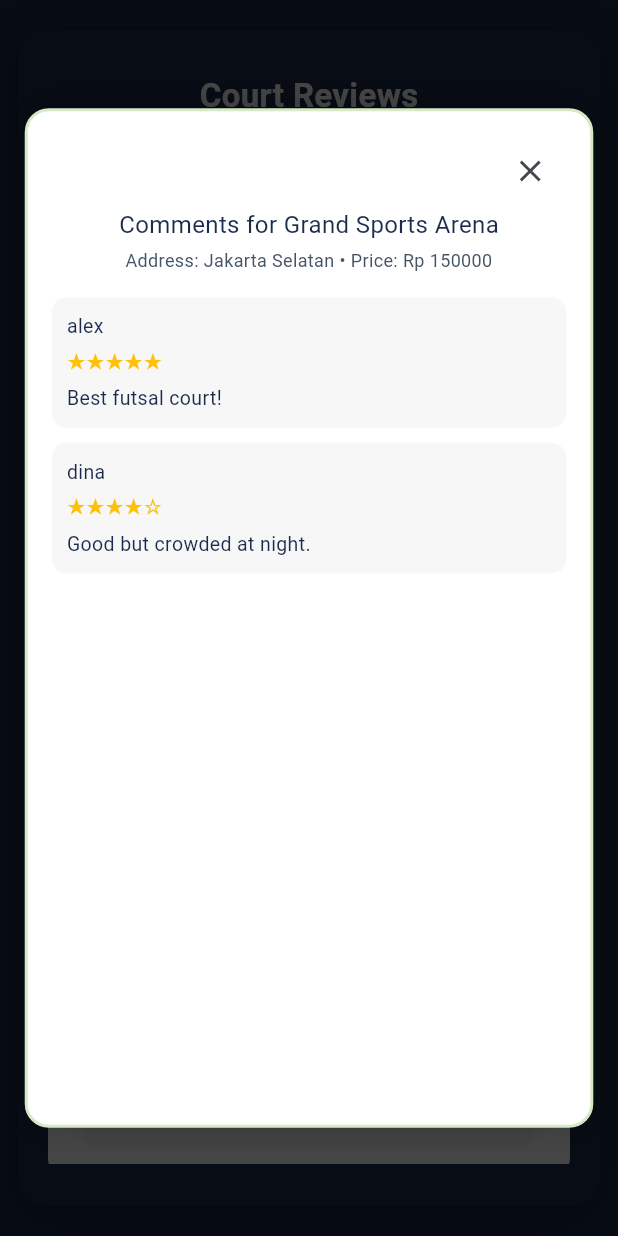
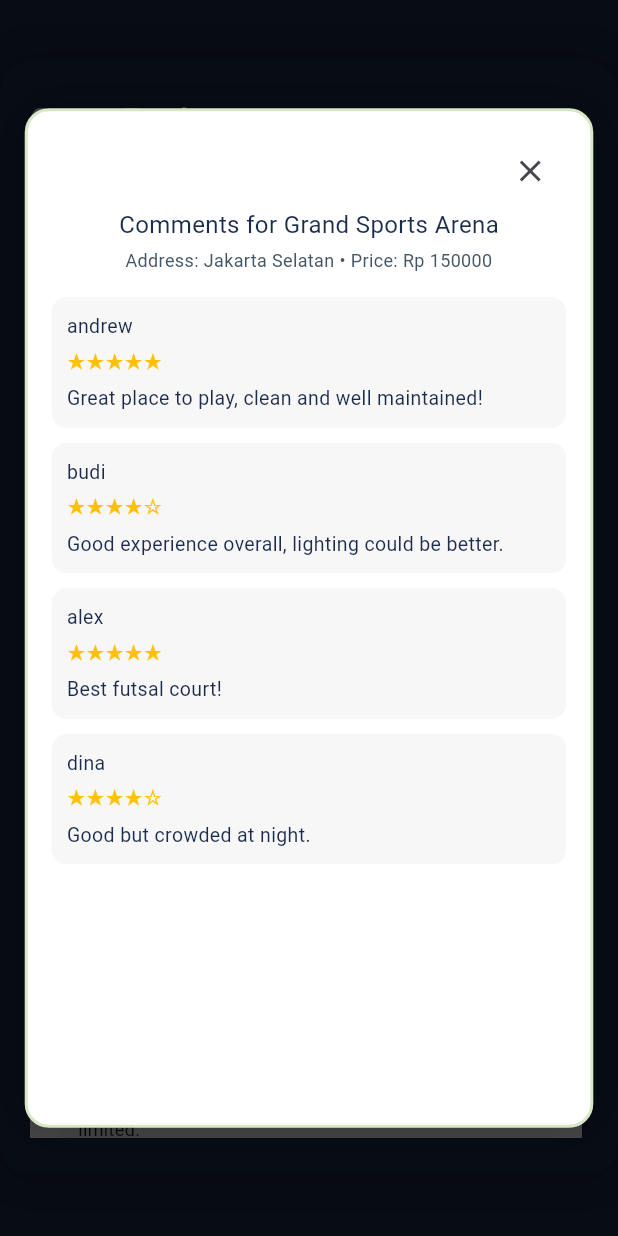
Before and after one commit to C10-2025/playserve-mobile, a Flutter app: the ReviewPage screen opened directly, after a tap on "View Comments", on a phone screen of 412 x 824 dp. Run offline on Flutter 3.47's test engine with Material 3 defaults, Android fonts, the phone set to English and light mode, and no system bars; network calls fail.

Commit message:
Final model&widget implementation (correspond to the ORM in django version). Use as final working version in case API implementations went wrong

```diff
--- a/lib/review/models/review_card.dart
+++ b/lib/review/models/review_card.dart
@@ -1,24 +1,39 @@
 import 'package:flutter/material.dart';
 import 'package:playserve_mobile/review/models/lapangan.dart';
+import 'package:playserve_mobile/review/models/review_item.dart';
 
 // Corresponds to Review content part of review_list.html, moved here because it's quite lengthy
 // === Review/Comment card ===
 class ReviewCard extends StatelessWidget {
   final Lapangan lapangan;
+  final List<ReviewItem> allReviews; // full list from ReviewPage
+  final VoidCallback onAddReview;
+  final VoidCallback onViewComments;
 
-  const ReviewCard({super.key, required this.lapangan});
+  const ReviewCard({
+    super.key,
+    required this.lapangan,
+    required this.allReviews,
+    required this.onAddReview,
+    required this.onViewComments,
+  });
 
   @override
   Widget build(BuildContext context) {
+    // Filter reviews belonging to this lapangan
+    final relatedReviews = allReviews
+        .where((r) => r.lapanganName == lapangan.name)
+        .toList();
+
+    // Get newest 2 reviews
+    final latest = relatedReviews.take(2).toList();
+
     final width = MediaQuery.of(context).size.width;
-    final bool isSmall = width < 360;
+    final isSmall = width < 360;
 
     return Container(
       margin: const EdgeInsets.only(bottom: 24),
-      padding: EdgeInsets.symmetric(
-        horizontal: isSmall ? 16 : 24,
-        vertical: 20,
-      ),
+      padding: const EdgeInsets.symmetric(horizontal: 20, vertical: 20),
       decoration: BoxDecoration(
         color: Colors.white,
         borderRadius: BorderRadius.circular(14),
@@ -33,13 +48,7 @@ class ReviewCard extends StatelessWidget {
       child: Column(
         crossAxisAlignment: CrossAxisAlignment.start,
         children: [
-          // Top section
-          LayoutBuilder(builder: (context, c) {
-            final isCompact = c.maxWidth < 400;
-
-            return Column(
-              crossAxisAlignment: CrossAxisAlignment.start,
-              children: [
+          // Top Info Row
           Row(
             crossAxisAlignment: CrossAxisAlignment.start,
             children: [
@@ -53,7 +62,8 @@ class ReviewCard extends StatelessWidget {
                     fit: BoxFit.cover,
                   ),
                 ),
-                    const SizedBox(width: 14),
+
+              const SizedBox(width: 12),
 
               Expanded(
                 child: Column(
@@ -91,80 +101,70 @@ class ReviewCard extends StatelessWidget {
 
           const SizedBox(height: 12),
 
-                // Buttons row (responsive)
+          // Buttons
           Wrap(
             spacing: 8,
             runSpacing: 8,
             children: [
               ElevatedButton(
-                      onPressed: lapangan.onAddReview,
+                onPressed: onAddReview,
                 style: ElevatedButton.styleFrom(
                   backgroundColor: const Color(0xFFB0D235),
                   foregroundColor: const Color(0xFF1A2B4C),
-                        padding: EdgeInsets.symmetric(
-                          horizontal: isCompact ? 14 : 18,
+                  padding: const EdgeInsets.symmetric(
+                    horizontal: 18,
                     vertical: 10,
-                        ),
-                        shape: RoundedRectangleBorder(
-                          borderRadius: BorderRadius.circular(10),
                   ),
                 ),
                 child: const Text("Add Review"),
               ),
               OutlinedButton(
-                      onPressed: lapangan.onViewComments,
+                onPressed: onViewComments,
                 style: OutlinedButton.styleFrom(
-                        backgroundColor: Colors.white,
+                  side: const BorderSide(color: Color(0xFFD6E8C5)),
                   foregroundColor: const Color(0xFF1A2B4C),
-                        side: const BorderSide(color: Color(0xFFD6E8C5)),
-                        padding: EdgeInsets.symmetric(
-                          horizontal: isCompact ? 12 : 18,
+                  padding: const EdgeInsets.symmetric(
+                    horizontal: 18,
                     vertical: 10,
-                        ),
-                        shape: RoundedRectangleBorder(
-                          borderRadius: BorderRadius.circular(10),
                   ),
                 ),
                 child: const Text("View Comments"),
               ),
             ],
           ),
-              ],
-            );
-          }),
 
           const SizedBox(height: 14),
 
-          // Latest reviews preview box
+          // Latest reviews preview
           Container(
             decoration: BoxDecoration(
               color: const Color(0xFFF7F7F7),
               borderRadius: BorderRadius.circular(10),
             ),
             padding: const EdgeInsets.all(12),
-            child: lapangan.latestReviews.isEmpty
-                ? const Text("No reviews yet.",
-                    style: TextStyle(color: Color(0xFF777777)))
+            child: latest.isEmpty
+                ? const Text(
+                    "No reviews yet.",
+                    style: TextStyle(color: Color(0xFF777777)),
+                  )
                 : Column(
                     crossAxisAlignment: CrossAxisAlignment.start,
                     children: [
                       const Text(
-                        "Latest reviews preview:",
-                        style: TextStyle(
-                          fontSize: 13,
-                          color: Color(0xFF333333),
+                        "Latest reviews:",
+                        style: TextStyle(fontSize: 13),
                       ),
-                      ),
-                      const SizedBox(height: 8),
-                      ...lapangan.latestReviews.map(
-                        (r) => Padding(
+                      const SizedBox(height: 6),
+
+                      ...latest.map((r) {
+                        return Padding(
                           padding: const EdgeInsets.only(bottom: 6),
                           child: Text(
                             "${"★" * r.rating}${"☆" * (5 - r.rating)} — ${r.username}: ${r.comment}",
                             style: const TextStyle(fontSize: 12),
                           ),
-                        ),
-                      )
+                        );
+                      }).toList(),
                     ],
                   ),
           ),
--- a/lib/review/models/review_preview.dart
+++ /dev/null
@@ -1,12 +0,0 @@
-// Helper model for the previews, directly inferred from review_item at review_list widget
-class ReviewPreview {
-  final int rating;
-  final String username;
-  final String comment;
-
-  ReviewPreview({
-    required this.rating,
-    required this.username,
-    required this.comment,
-  });
-}
--- a/lib/review/screens/review_page.dart
+++ b/lib/review/screens/review_page.dart
@@ -2,8 +2,8 @@ import 'package:flutter/material.dart';
 import 'package:playserve_mobile/review/widgets/review_list.dart';
 import 'package:playserve_mobile/review/widgets/add_review.dart';
 import 'package:playserve_mobile/review/widgets/view_comments.dart';
+
 import 'package:playserve_mobile/review/models/lapangan.dart';
-import 'package:playserve_mobile/review/models/review_preview.dart';
 import 'package:playserve_mobile/review/models/review_item.dart';
 
 class ReviewPage extends StatefulWidget {
@@ -14,8 +14,126 @@ class ReviewPage extends StatefulWidget {
 }
 
 class _ReviewPageState extends State<ReviewPage> {
+  late List<Lapangan> lapangans;
+  late List<ReviewItem> reviews;
 
-  // Actual Page
+  @override
+  void initState() {
+    super.initState();
+
+    // ===========================================================
+    // 1. ORIGINAL LAPANGAN PLACEHOLDERS (UNCHANGED)
+    // ===========================================================
+    lapangans = [
+      Lapangan(
+        imageUrl:
+            "https://images.unsplash.com/photo-1509021436665-8f07dbf5bf1d?w=600",
+        name: "Grand Sports Arena",
+        address: "Jakarta Selatan",
+        pricePerHour: 150000,
+        avgRating: 4.5,
+        reviewCount: 12,
+      ),
+      Lapangan(
+        imageUrl:
+            "https://images.unsplash.com/photo-1568605114967-8130f3a36994?w=600",
+        name: "Sentra Court Center",
+        address: "Bandung Kota",
+        pricePerHour: 120000,
+        avgRating: 4.1,
+        reviewCount: 8,
+      ),
+      Lapangan(
+        imageUrl:
+            "https://images.unsplash.com/photo-1509718443690-d8e2fb3474b7?w=600",
+        name: "Arena Multi Futsal",
+        address: "Surabaya Timur",
+        pricePerHour: 90000,
+        avgRating: 3.8,
+        reviewCount: 20,
+      ),
+    ];
+
+    // ===========================================================
+    // 2. ORIGINAL REVIEW *PREVIEW* PLACEHOLDERS,
+    //    converted to ReviewItem with lapanganName
+    //    (EVERY REVIEW IS PRESERVED EXACTLY)
+    // ===========================================================
+    reviews = [
+      // Reviews for Grand Sports Arena
+      ReviewItem(
+        username: "andrew",
+        rating: 5,
+        comment: "Great place to play, clean and well maintained!",
+        lapanganName: "Grand Sports Arena",
+      ),
+      ReviewItem(
+        username: "budi",
+        rating: 4,
+        comment: "Good experience overall, lighting could be better.",
+        lapanganName: "Grand Sports Arena",
+      ),
+      ReviewItem(
+        username: "alex",
+        rating: 5,
+        comment: "Best futsal court!",
+        lapanganName: "Grand Sports Arena",
+      ),
+      ReviewItem(
+        username: "dina",
+        rating: 4,
+        comment: "Good but crowded at night.",
+        lapanganName: "Grand Sports Arena",
+      ),
+
+      // Reviews for Sentra Court Center
+      ReviewItem(
+        username: "kelvin",
+        rating: 4,
+        comment: "Comfortable court and friendly staff.",
+        lapanganName: "Sentra Court Center",
+      ),
+      ReviewItem(
+        username: "rani",
+        rating: 3,
+        comment: "Average facility, parking area is limited.",
+        lapanganName: "Sentra Court Center",
+      ),
+      ReviewItem(
+        username: "mike",
+        rating: 3,
+        comment: "Could improve lighting.",
+        lapanganName: "Sentra Court Center",
+      ),
+
+      // Reviews for Arena Multi Futsal
+      ReviewItem(
+        username: "dimas",
+        rating: 4,
+        comment: "Affordable and decent quality.",
+        lapanganName: "Arena Multi Futsal",
+      ),
+      ReviewItem(
+        username: "yohan",
+        rating: 3,
+        comment: "Gets crowded on weekends but still okay.",
+        lapanganName: "Arena Multi Futsal",
+      ),
+      ReviewItem(
+        username: "fajar",
+        rating: 4,
+        comment: "Cheap and good!",
+        lapanganName: "Arena Multi Futsal",
+      ),
+      ReviewItem(
+        username: "kevin",
+        rating: 3,
+        comment: "Okay but a bit hot inside.",
+        lapanganName: "Arena Multi Futsal",
+      ),
+    ];
+  }
+
   @override
   Widget build(BuildContext context) {
     return Scaffold(
@@ -25,9 +143,57 @@ class _ReviewPageState extends State<ReviewPage> {
             width: double.infinity,
             height: double.infinity,
             color: const Color(0xFF1A2B4C),
+
             child: Center(
               child: ReviewList(
-                reviews: _placeholderItems(),
+                lapangans: lapangans,
+                allReviews: reviews,
+
+                // ===========================================================
+                // Add Review Button → opens modal
+                // ===========================================================
+                onAddReview: (lap) {
+                  showDialog(
+                    context: context,
+                    barrierDismissible: false,
+                    builder: (_) => AddReviewModal(
+                      courtName: lap.name,
+                      onSubmit: (rating, comment) {
+                        setState(() {
+                          reviews.insert(
+                            0,
+                            ReviewItem(
+                              username: "You",
+                              rating: rating,
+                              comment: comment,
+                              lapanganName: lap.name,
+                            ),
+                          );
+                        });
+                      },
+                    ),
+                  );
+                },
+
+                // ===========================================================
+                // View Comments Button → open modal with filtered results
+                // ===========================================================
+                onViewComments: (lap) {
+                  final filtered = reviews
+                      .where((r) => r.lapanganName == lap.name)
+                      .toList();
+
+                  showDialog(
+                    context: context,
+                    barrierDismissible: false,
+                    builder: (_) => ViewCommentsModal(
+                      courtName: lap.name,
+                      address: lap.address,
+                      pricePerHour: lap.pricePerHour,
+                      reviews: filtered,
+                    ),
+                  );
+                },
               ),
             ),
           ),
@@ -35,161 +201,4 @@ class _ReviewPageState extends State<ReviewPage> {
       ),
     );
   }
-
-  // === THREE PLACEHOLDER ITEMS ===
-  List<Lapangan> _placeholderItems() {
-    return [
-      // ===========================================================
-      // ITEM 1
-      // ===========================================================
-      Lapangan(
-        imageUrl:
-            "https://images.unsplash.com/photo-1509021436665-8f07dbf5bf1d?w=600",
-        name: "Grand Sports Arena",
-        address: "Jakarta Selatan",
-        pricePerHour: 150000,
-        avgRating: 4.5,
-        reviewCount: 12,
-        latestReviews: [
-          ReviewPreview(
-              rating: 5,
-              username: "andrew",
-              comment: "Great place to play, clean and well maintained!"),
-          ReviewPreview(
-              rating: 4,
-              username: "budi",
-              comment: "Good experience overall, lighting could be better."),
-        ],
-        onAddReview: () {
-          showDialog(
-            context: context,
-            barrierDismissible: false,
-            builder: (_) => AddReviewModal(
-              courtName: "Grand Sports Arena",
-              onSubmit: (rating, comment) {
-                debugPrint("Submitted review for GSA → rating: $rating, comment: $comment");
-              },
-            ),
-          );
-        },
-        onViewComments: () {
-          showDialog(
-            context: context,
-            barrierDismissible: false,
-            builder: (_) => ViewCommentsModal(
-              courtName: "Grand Sports Arena",
-              address: "Jakarta Selatan",
-              pricePerHour: 150000,
-              reviews: [
-                ReviewItem(username: "alex", rating: 5, comment: "Best futsal court!"),
-                ReviewItem(username: "dina", rating: 4, comment: "Good but crowded at night."),
-              ],
-            ),
-          );
-        },
-      ),
-
-      // ===========================================================
-      // ITEM 2
-      // ===========================================================
-      Lapangan(
-        imageUrl:
-            "https://images.unsplash.com/photo-1568605114967-8130f3a36994?w=600",
-        name: "Sentra Court Center",
-        address: "Bandung Kota",
-        pricePerHour: 120000,
-        avgRating: 4.1,
-        reviewCount: 8,
-        latestReviews: [
-          ReviewPreview(
-            rating: 4,
-            username: "kelvin",
-            comment: "Comfortable court and friendly staff.",
-          ),
-          ReviewPreview(
-            rating: 3,
-            username: "rani",
-            comment: "Average facility, parking area is limited.",
-          ),
-        ],
-        onAddReview: () {
-          showDialog(
-            context: context,
-            barrierDismissible: false,
-            builder: (_) => AddReviewModal(
-              courtName: "Sentra Court Center",
-              onSubmit: (rating, comment) {
-                debugPrint("Submitted review for SCC → rating: $rating, comment: $comment");
-              },
-            ),
-          );
-        },
-        onViewComments: () {
-          showDialog(
-            context: context,
-            barrierDismissible: false,
-            builder: (_) => ViewCommentsModal(
-              courtName: "Sentra Court Center",
-              address: "Bandung Kota",
-              pricePerHour: 120000,
-              reviews: [
-                ReviewItem(username: "kelvin", rating: 4, comment: "Affordable and comfy."),
-                ReviewItem(username: "mike", rating: 3, comment: "Could improve lighting."),
-              ],
-            ),
-          );
-        },
-      ),
-
-      // ===========================================================
-      // ITEM 3
-      // ===========================================================
-      Lapangan(
-        imageUrl:
-            "https://images.unsplash.com/photo-1509718443690-d8e2fb3474b7?w=600",
-        name: "Arena Multi Futsal",
-        address: "Surabaya Timur",
-        pricePerHour: 90000,
-        avgRating: 3.8,
-        reviewCount: 20,
-        latestReviews: [
-          ReviewPreview(
-              rating: 4,
-              username: "dimas",
-              comment: "Affordable and decent quality."),
-          ReviewPreview(
-              rating: 3,
-              username: "yohan",
-              comment: "Gets crowded on weekends but still okay."),
-        ],
-        onAddReview: () {
-          showDialog(
-            context: context,
-            barrierDismissible: false,
-            builder: (_) => AddReviewModal(
-              courtName: "Arena Multi Futsal",
-              onSubmit: (rating, comment) {
-                debugPrint("Submitted review for AMF → rating: $rating, comment: $comment");
-              },
-            ),
-          );
-        },
-        onViewComments: () {
-          showDialog(
-            context: context,
-            barrierDismissible: false,
-            builder: (_) => ViewCommentsModal(
-              courtName: "Arena Multi Futsal",
-              address: "Surabaya Timur",
-              pricePerHour: 90000,
-              reviews: [
-                ReviewItem(username: "fajar", rating: 4, comment: "Cheap and good!"),
-                ReviewItem(username: "kevin", rating: 3, comment: "Okay but a bit hot inside."),
-              ],
-            ),
-          );
-        },
-      ),
-    ];
-  }
 }
--- a/lib/review/widgets/review_list.dart
+++ b/lib/review/widgets/review_list.dart
@@ -1,84 +1,93 @@
 import 'package:flutter/material.dart';
-import 'package:provider/provider.dart';
-import 'package:pbp_django_auth/pbp_django_auth.dart';
 import 'package:playserve_mobile/review/models/lapangan.dart';
+import 'package:playserve_mobile/review/models/review_item.dart';
 import 'package:playserve_mobile/review/models/review_card.dart';
 
+// The main widget; list of all reviews
 class ReviewList extends StatelessWidget {
-  final List<Lapangan> reviews;
+  final List<Lapangan> lapangans;
+  final List<ReviewItem> allReviews;
+  final Function(Lapangan) onAddReview;
+  final Function(Lapangan) onViewComments;
 
-  const ReviewList({super.key, required this.reviews});
+  const ReviewList({
+    super.key,
+    required this.lapangans,
+    required this.allReviews,
+    required this.onAddReview,
+    required this.onViewComments,
+  });
 
   @override
   Widget build(BuildContext context) {
     final width = MediaQuery.of(context).size.width;
 
-    return Container(
-      alignment: Alignment.topCenter,
-      padding: EdgeInsets.symmetric(
-        horizontal: width < 500 ? 12 : 20,
-        vertical: 20,
-      ),
-      child: ConstrainedBox(
-        constraints: const BoxConstraints(maxWidth: 1100),
+    return Center(
       child: Container(
-          padding: EdgeInsets.symmetric(
-            horizontal: width < 500 ? 20 : 48,
-            vertical: 28,
-          ),
+        width: width > 1100 ? 1100 : width,
+        height: MediaQuery.of(context).size.height * 0.90,
+
+        padding: const EdgeInsets.symmetric(horizontal: 20, vertical: 24),
+
         decoration: BoxDecoration(
           color: const Color(0xFF1A2B4C),
           borderRadius: BorderRadius.circular(20),
           boxShadow: [
             BoxShadow(
-                color: Colors.black.withOpacity(0.4),
-                blurRadius: 28,
-                offset: const Offset(0, 8),
-              ),
-            ],
-          ),
-          child: Column(
-            children: [
-              // Header
-              Column(
-                crossAxisAlignment: CrossAxisAlignment.start,
-                children: const [
-                  Text(
-                    "Court Reviews",
-                    style: TextStyle(
-                      color: Colors.white,
-                      fontSize: 22,
-                      fontWeight: FontWeight.w700,
-                    ),
-                  ),
-                  SizedBox(height: 6),
-                  SizedBox(
-                    width: 120,
-                    height: 3,
-                    child: DecoratedBox(
-                      decoration: BoxDecoration(
-                        color: Color(0xFFB0D235),
-                        borderRadius: BorderRadius.all(Radius.circular(2)),
-                      ),
-                    ),
+              color: Colors.black.withOpacity(0.35),
+              blurRadius: 22,
             ),
           ],
         ),
 
+        child: Column(
+          crossAxisAlignment: CrossAxisAlignment.start,
+          children: [
+            // ===========================================================
+            // HEADER (like Django review-header)
+            // ===========================================================
+            Text(
+              "Court Reviews",
+              style: TextStyle(
+                fontSize: width < 360 ? 18 : 22,
+                fontWeight: FontWeight.bold,
+                color: Colors.white,
+              ),
+            ),
+
+            const SizedBox(height: 6),
+
+            Container(
+              height: 3,
+              width: 140,
+              decoration: BoxDecoration(
+                color: const Color(0xFFB0D235),
+                borderRadius: BorderRadius.circular(2),
+              ),
+            ),
+
             const SizedBox(height: 20),
 
-              // Scrollable content
+            // ===========================================================
+            // SCROLLABLE REVIEW LIST (like Django review-content)
+            // ===========================================================
             Expanded(
-                child: SingleChildScrollView(
-                  child: Column(
-                    children: reviews
-                        .map((lap) => ReviewCard(lapangan: lap))
-                        .toList(),
+              child: ListView.builder(
+                padding: const EdgeInsets.only(right: 4),
+                itemCount: lapangans.length,
+                itemBuilder: (context, index) {
+                  final lap = lapangans[index];
+
+                  return ReviewCard(
+                    lapangan: lap,
+                    allReviews: allReviews,
+                    onAddReview: () => onAddReview(lap),
+                    onViewComments: () => onViewComments(lap),
+                  );
+                },
               ),
             ),
-              )
           ],
-          ),
         ),
       ),
     );
```
Also changed, not shown: lib/review/models/lapangan.dart (+30 -48 lines), lib/review/models/review_item.dart (+20 -14 lines). Lines whose indentation alone changed are shown as unchanged.
